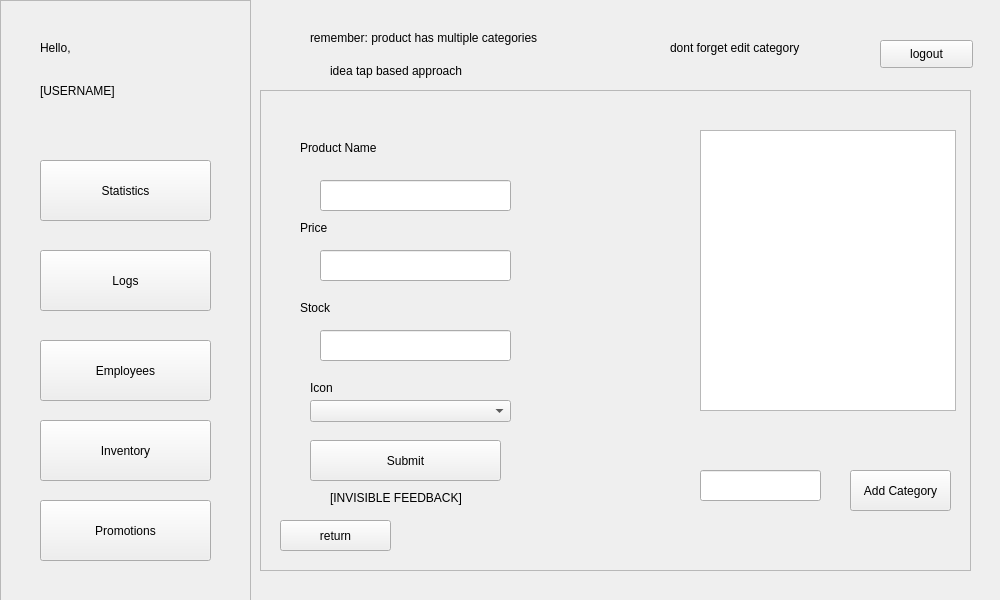
Above: POS/UI/inventoryAdd.ui from ReiZedlav/CSCC-21.1-Software-Engineering-1 before the change. Below: the same form after it.
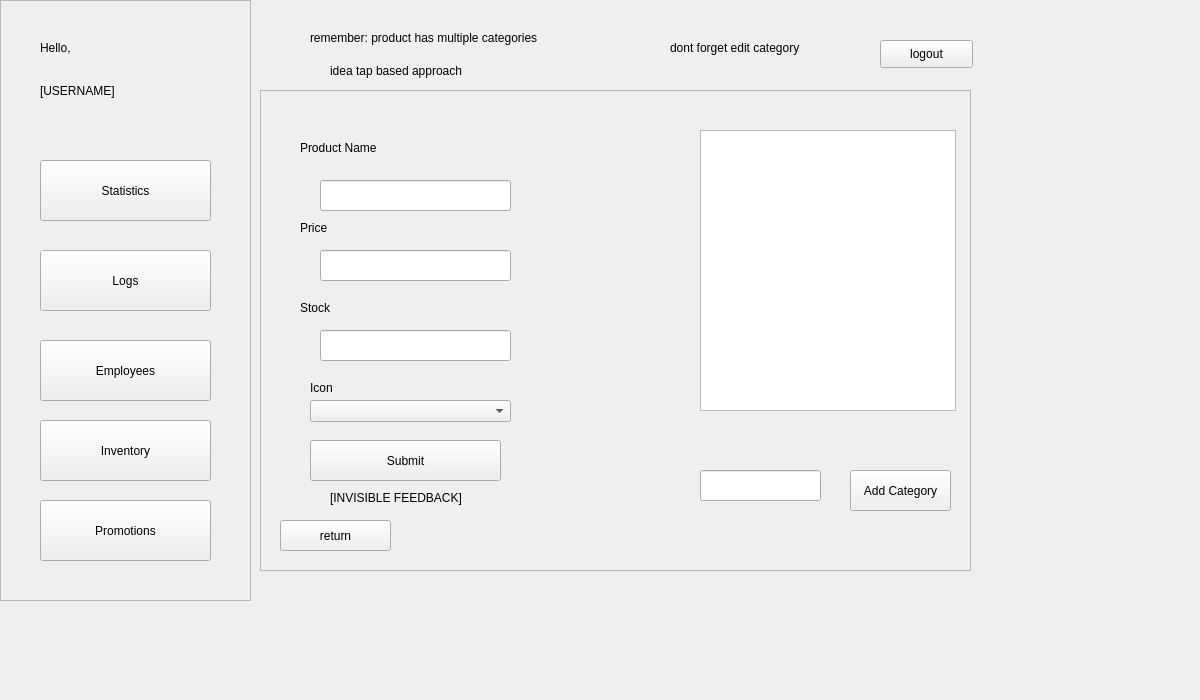
That is the form after the change.

Patch:
```diff
--- a/POS/UI/inventoryAdd.ui
+++ b/POS/UI/inventoryAdd.ui
@@ -6,8 +6,8 @@
    <rect>
     <x>0</x>
     <y>0</y>
-    <width>1000</width>
-    <height>600</height>
+    <width>1200</width>
+    <height>700</height>
    </rect>
   </property>
   <property name="windowTitle">
```
Left out of the diff: 4 changed lines with no effect on the pictures.
